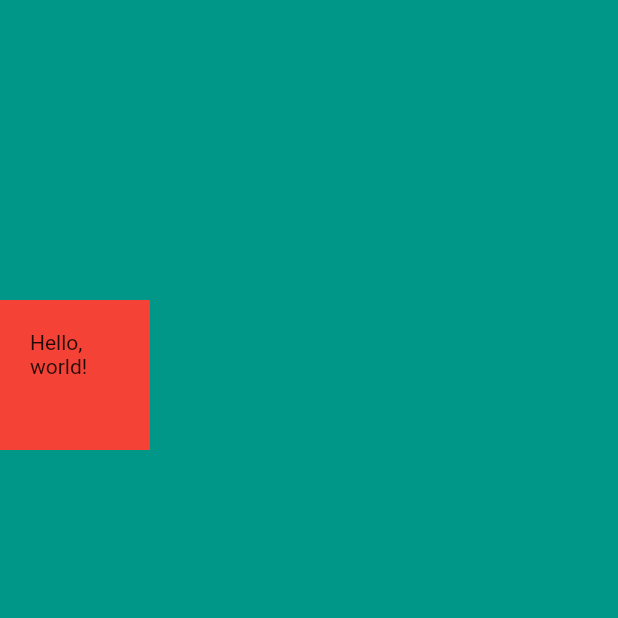
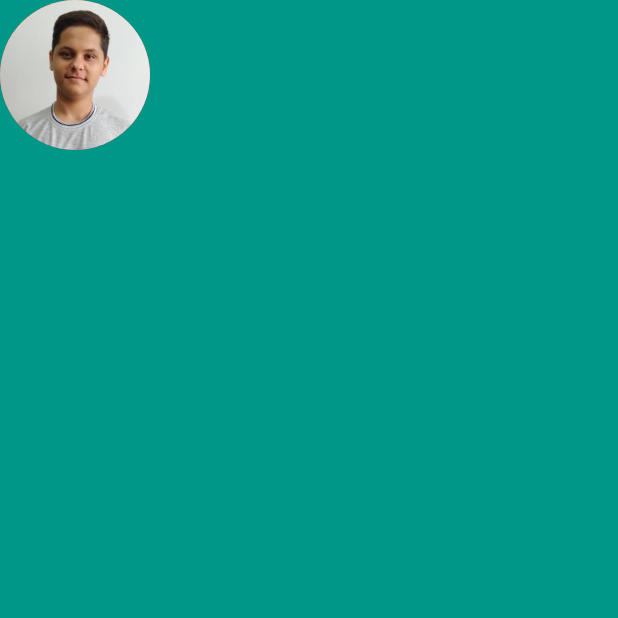
Before and after one commit to fekri86114/my_card, a Flutter app: the screen it shows after launch, on a phone screen of 412 x 824 dp, the top half of it. Run offline on Flutter 3.47's test engine with Material 2 defaults, Android fonts, the phone set to English and light mode, and no system bars.

Commit message:
added image to project and used

```diff
--- a/lib/main.dart
+++ b/lib/main.dart
@@ -13,13 +13,14 @@ class MyCard extends StatelessWidget {
       home: Scaffold(
         backgroundColor: Colors.teal,
         body: SafeArea(
-          child: Container(
-            color: Colors.red,
-            child: Text('Hello, world!'),
-            width: 100,
-            height: 100,
-            margin: EdgeInsets.only(top: 200,),
-            padding: EdgeInsets.all(20),
+          child: Column(
+            children: [
+              CircleAvatar(
+                radius: 50,
+                backgroundColor: Colors.red,
+                backgroundImage: AssetImage('images/my_image.jpg'),
+              )
+            ],
           ),
         ),
       ),
--- a/pubspec.yaml
+++ b/pubspec.yaml
@@ -60,8 +60,8 @@ flutter:
   uses-material-design: true
 
   # To add assets to your application, add an assets section, like this:
-  # assets:
-  #   - images/a_dot_burr.jpeg
+  assets:
+    - images/my_image.jpg
   #   - images/a_dot_ham.jpeg
 
   # An image asset can refer to one or more resolution-specific "variants", see
```
Also changed, not shown: images/my_image.jpg (added).
